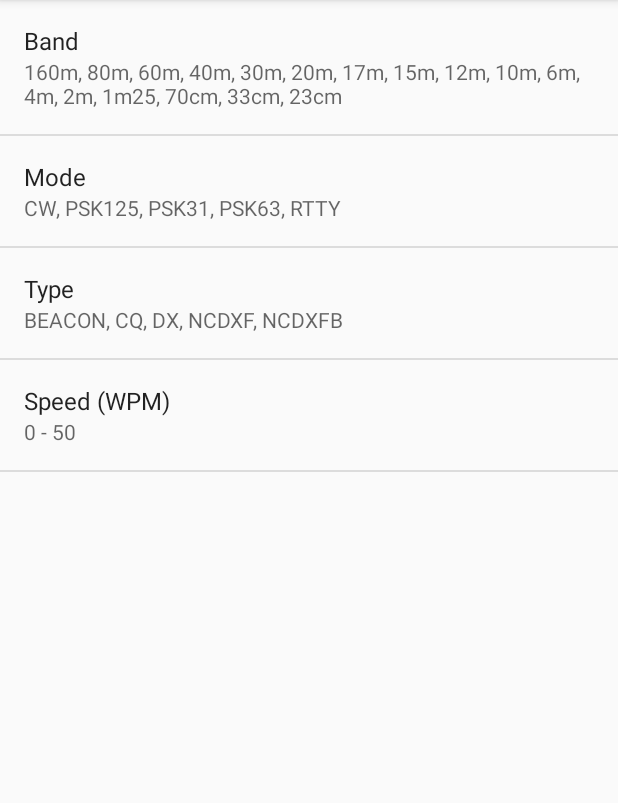
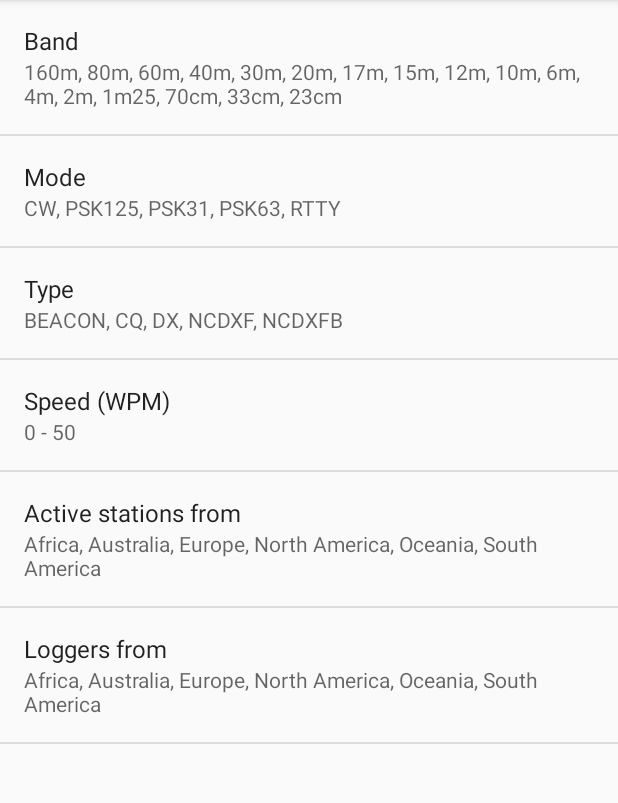
Before and after one commit to camilstaps/ReverseBeaconClient, an Android app: the fragment FilterFragment shown on its own in the app's theme, on a phone screen of 412 x 824 dp, the part 84-887 px from its top. Run offline under Robolectric (Android 15) with nearby library versions, the light colour scheme and no system bars.

Commit message:
Filtering continents

```diff
--- a/app/src/main/java/nl/camilstaps/rbn/CallsignTable.java
+++ b/app/src/main/java/nl/camilstaps/rbn/CallsignTable.java
@@ -29,7 +29,7 @@ public class CallsignTable {
 		while ((line = br.readLine()) != null) {
 			if (line.charAt(0) == '>') {
 				String[] parts = line.substring(1).split(";");
-				Country country = new Country(parts[0], parts[1].split("-"));
+				Country country = new Country(parts[0], parts[2], parts[1].split("-"));
 				table.add(new TableEntry<>(prefixes, country));
 				prefixes = new ArrayList<>();
 			} else {
--- a/app/src/main/java/nl/camilstaps/rbn/filter/Filter.java
+++ b/app/src/main/java/nl/camilstaps/rbn/filter/Filter.java
@@ -6,6 +6,6 @@ public interface Filter {
 	boolean matches(Entry entry);
 
 	enum Field {
-		Dx, De, Band, Mode, Type, Frequency, Speed, Strength
+		Dx, DxContinent, De, DeContinent, Band, Mode, Type, Frequency, Speed, Strength
 	}
 }
--- a/app/src/main/res/values/strings.xml
+++ b/app/src/main/res/values/strings.xml
@@ -67,6 +67,10 @@
 	<string name="pref_port_summ">The port of the telnet host</string>
 	<string name="pref_port_default" translatable="false">7000</string>
 
+	<string name="connecting">Connecting...</string>
+	<string name="listening">Listening...</string>
+	<string name="connect_failed">Failed to connect.</string>
+
 	<string-array name="side_nav_titles">
 		<item>List</item>
 		<item>Filters</item>
@@ -127,4 +131,22 @@
 		<item>NCDXF</item>
 		<item>NCDXFB</item>
 	</string-array>
+
+	<string-array name="continent_abbreviations" translatable="false">
+		<item>AF</item>
+		<item>AU</item>
+		<item>EU</item>
+		<item>NA</item>
+		<item>OC</item>
+		<item>SA</item>
+	</string-array>
+
+	<string-array name="continents">
+		<item>Africa</item>
+		<item>Australia</item>
+		<item>Europe</item>
+		<item>North America</item>
+		<item>Oceania</item>
+		<item>South America</item>
+	</string-array>
 </resources>
--- a/app/src/main/res/xml/filters.xml
+++ b/app/src/main/res/xml/filters.xml
@@ -30,4 +30,18 @@
 		app:defaultMinValue="0.0"
 		app:defaultMaxValue="50.0"/>
 
+	<nl.camilstaps.android.MultiSelectListPreference
+		android:key="filter_de_continent"
+		android:title="Active stations from"
+		android:entries="@array/continents"
+		android:entryValues="@array/continent_abbreviations"
+		android:defaultValue="@array/continent_abbreviations"/>
+
+	<nl.camilstaps.android.MultiSelectListPreference
+		android:key="filter_dx_continent"
+		android:title="Loggers from"
+		android:entries="@array/continents"
+		android:entryValues="@array/continent_abbreviations"
+		android:defaultValue="@array/continent_abbreviations"/>
+
 </PreferenceScreen>
```
Also changed, not shown: app/src/main/java/nl/camilstaps/rbn/Country.java (+23 -1 lines), app/src/main/java/nl/camilstaps/rbn/android/FilterFragment.java (+21 -0 lines), app/src/main/java/nl/camilstaps/rbn/android/RBNApplication.java (+19 -0 lines), app/src/main/java/nl/camilstaps/rbn/filter/AnyOfFilter.java (+7 -0 lines), 1 other file.
